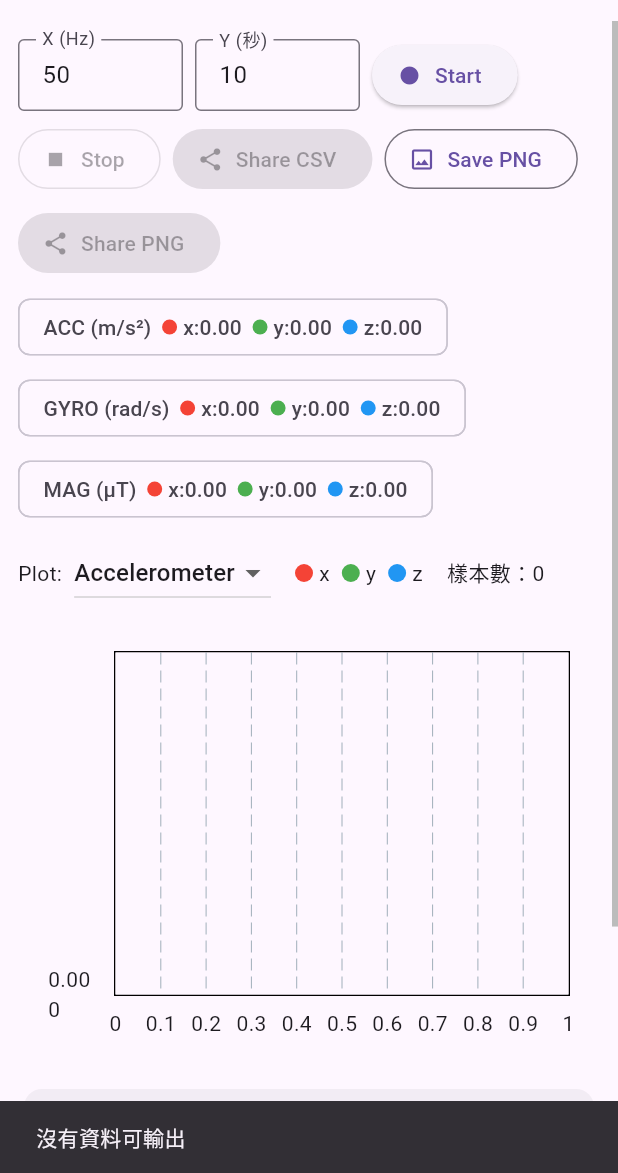
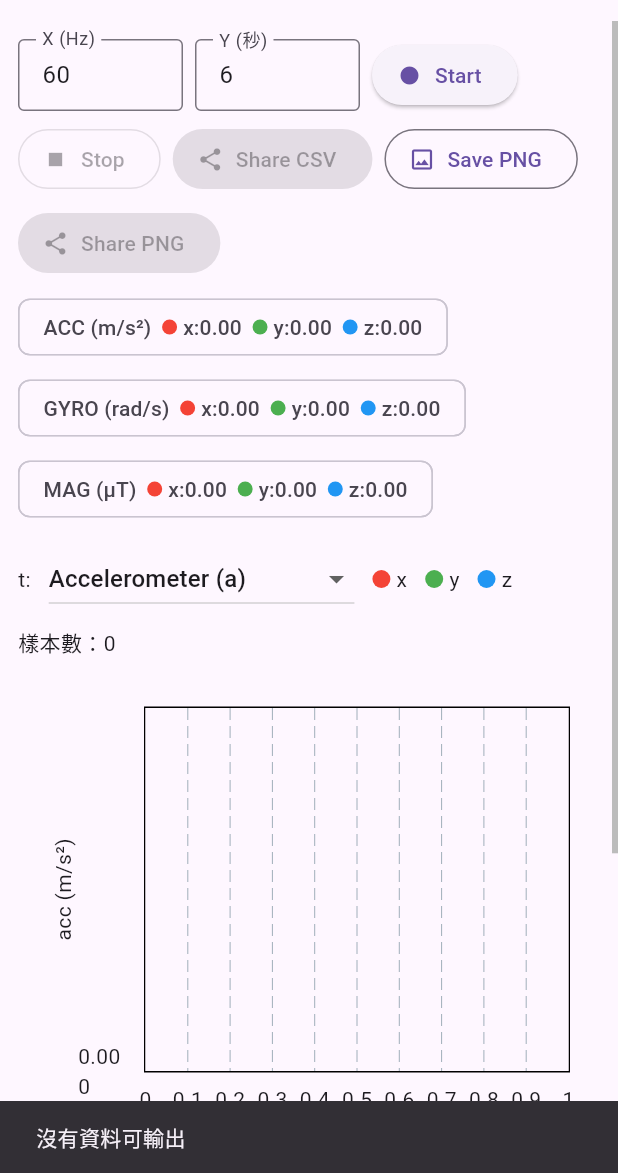
Before and after one commit to yuxuanjian/sports-lab1-imu-app, a Flutter app: the screen it shows after launch, after a tap on "Save PNG", on a phone screen of 412 x 824 dp, the part 63-1236 px from its top. Run offline on Flutter 3.47's test engine with Material 3 defaults, Android fonts, the phone set to English and light mode, and no system bars; drawn by our look-alikes of fl_chart; our stand-ins replace sensors_plus, share_plus.

Commit message:
add x-t&v-t&rad graph

```diff
--- a/lib/main.dart
+++ b/lib/main.dart
@@ -1,6 +1,5 @@
 import 'dart:async';
 import 'dart:io';
-
 import 'package:flutter/material.dart';
 import 'package:flutter/rendering.dart';
 import 'package:path_provider/path_provider.dart';
@@ -22,13 +21,21 @@ class MyApp extends StatelessWidget {
   }
 }
 
-enum SensorKind { accelerometer, gyroscope, magnetometer }
+enum SensorKind {
+  accelerometer,   // 原始加速度
+  gyroscope,       // 原始角速度
+  magnetometer,    // 原始磁力
+  velocity,        // 由加速度積分 -> 速度
+  displacement,    // 由加速度兩次積分 -> 位移
+  orientation,     // 由角速度積分 -> 角度(rad)
+}
 
 // 統一三軸顏色：x=紅、y=綠、z=藍
 const _xColor = Colors.red;
 const _yColor = Colors.green;
 const _zColor = Colors.blue;
 
+/// 感測資料樣本（原始九軸）
 class Sample {
   final double t; // seconds since start
   final double ax, ay, az, gx, gy, gz, mx, my, mz;
@@ -46,12 +53,7 @@ class Sample {
   });
 }
 
-class SensorRecorderPage extends StatefulWidget {
-  const SensorRecorderPage({super.key});
-  @override
-  State<SensorRecorderPage> createState() => _SensorRecorderPageState();
-}
-
+// -------- PNG 解析度選單 --------
 enum _ResPreset { hd, fhd, qhd, uhd4k, square2k, custom }
 
 _ResPreset _preset = _ResPreset.fhd; // 預設 1920x1080
@@ -62,7 +64,6 @@ Size _currentPngSize() {
   if (_preset == _ResPreset.custom) {
     final w = int.tryParse(_wCtrl.text.trim()) ?? 1600;
     final h = int.tryParse(_hCtrl.text.trim()) ?? 900;
-    // 避免太小或太大佔記憶體
     final cw = w.clamp(320, 8192);
     final ch = h.clamp(240, 8192);
     return Size(cw.toDouble(), ch.toDouble());
@@ -77,15 +78,23 @@ Size _currentPngSize() {
   }
 }
 
+class SensorRecorderPage extends StatefulWidget {
+  const SensorRecorderPage({super.key});
+  @override
+  State<SensorRecorderPage> createState() => _SensorRecorderPageState();
+}
+
 class _SensorRecorderPageState extends State<SensorRecorderPage>
     with WidgetsBindingObserver {
   // ===== UI 控制 =====
-  final _hzCtrl = TextEditingController(text: '50'); // 取樣率 X Hz
-  final _secCtrl = TextEditingController(text: '10'); // 錄製秒數 Y s
+  final _hzCtrl = TextEditingController(text: '60'); // 取樣率 X Hz
+  final _secCtrl = TextEditingController(text: '6'); // 錄製秒數 Y s
   final ScrollController _verticalScrollCtrl = ScrollController();
   bool _isRecording = false;
+
   SensorKind _chartKind = SensorKind.accelerometer;
-  final _chartKey = GlobalKey();       // 用來抓取圖表區域
+
+  final _chartKey = GlobalKey();       // 用來抓取圖表區域（離屏畫圖不需它，但保留）
   String? _lastPngPath;                // 最近一次存的 PNG
 
   // ===== 感測器最新值（由 stream 更新；Timer 每 tick 讀一次寫入 buffer）=====
@@ -138,7 +147,6 @@ class _SensorRecorderPageState extends State<SensorRecorderPage>
 
   @override
   void didChangeAppLifecycleState(AppLifecycleState state) {
-    // 省電：背景時暫停，回前景恢復
     if (state == AppLifecycleState.paused) {
       _accSub?.pause(); _gyroSub?.pause(); _magSub?.pause();
     } else if (state == AppLifecycleState.resumed) {
@@ -186,53 +194,75 @@ class _SensorRecorderPageState extends State<SensorRecorderPage>
     }
   }
 
-  // 圖像存檔功能
-  // 放在檔案最上方已經有：import 'dart:ui' as ui;
-  // 進行重繪
+  // ======== 數值積分（raw，不扣 bias/不去重力） ========
+
+  // 一次積分：a→v 或 ω→θ（梯形法 + 起始段 t0 校正）
+  List<Offset> _integrateOnce(List<Sample> buf, double Function(Sample) pick) {
+    final result = <Offset>[];
+    if (buf.isEmpty) return result;
+
+    final t0 = buf.first.t;
+    final a0 = pick(buf.first);
+    final v0 = a0 * t0; // 用第一筆外推回 t=0 的起始段
+    double prevVal = a0;
+    double prevT = buf.first.t;
+    double integ = v0;
+
+    result.add(Offset(buf.first.t, integ));
+    for (int i = 1; i < buf.length; i++) {
+      final v = pick(buf[i]);
+      final t = buf[i].t;
+      final dt = (t - prevT);
+      // 梯形積分
+      integ += 0.5 * (v + prevVal) * dt;
+      result.add(Offset(t, integ));
+      prevVal = v;
+      prevT = t;
+    }
+    return result;
+  }
+
+  // 兩次積分：a→v→x（再做一次梯形法；含起始段近似）
+  List<Offset> _integrateTwice(List<Sample> buf, double Function(Sample) pick) {
+    if (buf.isEmpty) return <Offset>[];
+    final vel = _integrateOnce(buf, pick); // 第一次：a→v
+
+    final result = <Offset>[];
+    final t0 = buf.first.t;
+    final v0 = vel.first.dy;
+    final x0 = 0.5 * v0 * t0; // 起始段近似
+    double prevV = vel.first.dy;
+    double prevT = vel.first.dx;
+    double integ = x0;
+
+    result.add(Offset(vel.first.dx, integ));
+    for (int i = 1; i < vel.length; i++) {
+      final v = vel[i].dy;
+      final t = vel[i].dx;
+      final dt = (t - prevT);
+      integ += 0.5 * (v + prevV) * dt;
+      result.add(Offset(t, integ));
+      prevV = v;
+      prevT = t;
+    }
+    return result;
+  }
+
+  // ====== 圖像存檔（離屏） ======
   Future<void> _saveChartPngOffscreen() async {
     try {
-      // 1) 準備要畫的資料（三條：x/y/z，依你選的 _chartKind）
-      List<Offset> _toSeries(List<Sample> buf, double Function(Sample) pick) =>
-          buf.map((s) => Offset(s.t, pick(s))).toList();
+      if (_buf.isEmpty) { _snack('沒有資料可輸出'); return; }
 
-      late final List<Offset> sx, sy, sz;
-      if (_buf.isEmpty) {
-        _snack('沒有資料可輸出');
-        return;
-      }
-      switch (_chartKind) {
-        case SensorKind.accelerometer:
-          sx = _toSeries(_buf, (s) => s.ax);
-          sy = _toSeries(_buf, (s) => s.ay);
-          sz = _toSeries(_buf, (s) => s.az);
-          break;
-        case SensorKind.gyroscope:
-          sx = _toSeries(_buf, (s) => s.gx);
-          sy = _toSeries(_buf, (s) => s.gy);
-          sz = _toSeries(_buf, (s) => s.gz);
-          break;
-        case SensorKind.magnetometer:
-          sx = _toSeries(_buf, (s) => s.mx);
-          sy = _toSeries(_buf, (s) => s.my);
-          sz = _toSeries(_buf, (s) => s.mz);
-          break;
-      }
-
-      // 2) 畫到離屏畫布（可調整輸出尺寸）
+      final build = _buildOffsetSeriesForKind(_chartKind);
       final ui.Image img = await _renderLinesToImage(
-        series: [sx, sy, sz],
+        series: [build.$1, build.$2, build.$3],
         colors: const [_xColor, _yColor, _zColor],
-        size: _currentPngSize(),                 // ← 用使用者選的解析度
+        size: _currentPngSize(),
         bgColor: Theme.of(context).colorScheme.surface,
         xLabel: 't (sec)',
-        yLabel: _chartKind == SensorKind.accelerometer
-            ? 'acc (m/s²)'
-            : _chartKind == SensorKind.gyroscope
-                ? 'gyro (rad/s)'
-                : 'mag (µT)',
+        yLabel: build.$4,
       );
 
-      // 3) 存檔
       final byteData = await img.toByteData(format: ui.ImageByteFormat.png);
       final bytes = byteData!.buffer.asUint8List();
       final dir = await getApplicationDocumentsDirectory();
@@ -261,13 +291,11 @@ class _SensorRecorderPageState extends State<SensorRecorderPage>
     final paintBg = Paint()..color = bgColor;
     canvas.drawRect(Offset.zero & size, paintBg);
 
-    // 內距：給座標軸/標籤空間
     const double leftPad = 80, rightPad = 24, topPad = 24, bottomPad = 60;
     final chartRect = Rect.fromLTWH(
       leftPad, topPad, size.width - leftPad - rightPad, size.height - topPad - bottomPad,
     );
 
-    // 計算數值範圍（x 為時間、y 依各 series）
     double minX = double.infinity, maxX = -double.infinity;
     double minY = double.infinity, maxY = -double.infinity;
     for (final s in series) {
@@ -278,10 +306,9 @@ class _SensorRecorderPageState extends State<SensorRecorderPage>
         if (p.dy > maxY) maxY = p.dy;
       }
     }
-    if (minX == maxX) { minX -= 0.5; maxX += 0.5; } // 避免除以零
+    if (minX == maxX) { minX -= 0.5; maxX += 0.5; }
     if (minY == maxY) { minY -= 0.5; maxY += 0.5; }
 
-    // 給 5% padding，看起來不會貼邊
     final xPad = (maxX - minX) * 0.05;
     final yPad = (maxY - minY) * 0.1;
     minX -= xPad; maxX += xPad;
@@ -292,14 +319,12 @@ class _SensorRecorderPageState extends State<SensorRecorderPage>
     double mapY(double y) => chartRect.bottom -
         (y - minY) / (maxY - minY) * chartRect.height;
 
-    // 畫網格與座標軸
     final gridPaint = Paint()
       ..color = Colors.grey.withValues(alpha: 0.35)
       ..strokeWidth = 1;
     const int xTicks = 6, yTicks = 5;
     final textPainter = TextPainter(textDirection: TextDirection.ltr);
 
-    // 垂直網格 + x tick
     for (int i = 0; i <= xTicks; i++) {
       final t = minX + (maxX - minX) * (i / xTicks);
       final x = mapX(t);
@@ -313,13 +338,11 @@ class _SensorRecorderPageState extends State<SensorRecorderPage>
       );
     }
 
-    // 水平網格 + y tick
     for (int i = 0; i <= yTicks; i++) {
       final v = minY + (maxY - minY) * (i / yTicks);
       final y = mapY(v);
       canvas.drawLine(Offset(chartRect.left, y), Offset(chartRect.right, y), gridPaint);
       final label = v.toStringAsFixed(2);
-      textPainter.text = const TextSpan(style: TextStyle(fontSize: 12, color: Colors.grey));
       textPainter.text = TextSpan(style: const TextStyle(fontSize: 12, color: Colors.grey), text: label);
       textPainter.layout();
       textPainter.paint(
@@ -328,14 +351,12 @@ class _SensorRecorderPageState extends State<SensorRecorderPage>
       );
     }
 
-    // 外框
     final borderPaint = Paint()
       ..color = Colors.grey.withValues(alpha: 0.8)
       ..style = PaintingStyle.stroke
       ..strokeWidth = 1.2;
     canvas.drawRect(chartRect, borderPaint);
 
-    // 畫三條線
     for (int k = 0; k < series.length; k++) {
       final s = series[k];
       if (s.isEmpty) continue;
@@ -343,11 +364,8 @@ class _SensorRecorderPageState extends State<SensorRecorderPage>
       for (int i = 0; i < s.length; i++) {
         final dx = mapX(s[i].dx);
         final dy = mapY(s[i].dy);
-        if (i == 0) {
-          path.moveTo(dx, dy);
-        } else {
-          path.lineTo(dx, dy);
-        }
+        if (i == 0) path.moveTo(dx, dy);
+        else path.lineTo(dx, dy);
       }
       final p = Paint()
         ..color = colors[k]
@@ -357,7 +375,6 @@ class _SensorRecorderPageState extends State<SensorRecorderPage>
       canvas.drawPath(path, p);
     }
 
-    // 標籤（x/y）
     if (xLabel != null) {
       textPainter.text = TextSpan(style: const TextStyle(fontSize: 13, color: Colors.grey), text: xLabel);
       textPainter.layout();
@@ -380,7 +397,6 @@ class _SensorRecorderPageState extends State<SensorRecorderPage>
     return picture.toImage(size.width.toInt(), size.height.toInt());
   }
 
-
   // 分享圖像
   void _shareImage() {
     final p = _lastPngPath;
@@ -396,21 +412,138 @@ class _SensorRecorderPageState extends State<SensorRecorderPage>
     );
   }
 
+  // ======== 圖表資料建構 ========
+  // 取得 Offset series（給離屏與 on-screen 共用）
+  // 回傳：(sx, sy, sz, yLabel)
+  (List<Offset>, List<Offset>, List<Offset>, String) _buildOffsetSeriesForKind(
+      SensorKind kind) {
+    List<Offset> sx = [], sy = [], sz = [];
+    String yLabel = '';
+
+    switch (kind) {
+      case SensorKind.accelerometer:
+        for (final s in _buf) {
+          sx.add(Offset(s.t, s.ax));
+          sy.add(Offset(s.t, s.ay));
+          sz.add(Offset(s.t, s.az));
+        }
+        yLabel = 'acc (m/s²)';
+        break;
+
+      case SensorKind.gyroscope:
+        for (final s in _buf) {
+          sx.add(Offset(s.t, s.gx));
+          sy.add(Offset(s.t, s.gy));
+          sz.add(Offset(s.t, s.gz));
+        }
+        yLabel = 'gyro (rad/s)';
+        break;
+
+      case SensorKind.magnetometer:
+        for (final s in _buf) {
+          sx.add(Offset(s.t, s.mx));
+          sy.add(Offset(s.t, s.my));
+          sz.add(Offset(s.t, s.mz));
+        }
+        yLabel = 'mag (µT)';
+        break;
+
+      case SensorKind.velocity: {
+        // acc → vel（raw，不扣 bias）
+        sx = _integrateOnce(_buf, (s) => s.ax);
+        sy = _integrateOnce(_buf, (s) => s.ay);
+        sz = _integrateOnce(_buf, (s) => s.az);
+        yLabel = 'velocity (m/s)';
+      } break;
+
+      case SensorKind.displacement: {
+        // acc → vel → pos（raw，不扣 bias）
+        sx = _integrateTwice(_buf, (s) => s.ax);
+        sy = _integrateTwice(_buf, (s) => s.ay);
+        sz = _integrateTwice(_buf, (s) => s.az);
+        yLabel = 'displacement (m)';
+      } break;
+
+      case SensorKind.orientation: {
+        // gyro → angle (rad)（raw，不扣 bias）
+        sx = _integrateOnce(_buf, (s) => s.gx);
+        sy = _integrateOnce(_buf, (s) => s.gy);
+        sz = _integrateOnce(_buf, (s) => s.gz);
+        yLabel = 'angle (rad)';
+      } break;
+    }
+    return (sx, sy, sz, yLabel);
+  }
+
+  // 把三條 Offset series 轉成 fl_chart 的資料
+  List<LineChartBarData> _barsFromOffsets(
+    List<Offset> sx, List<Offset> sy, List<Offset> sz,
+  ) {
+    LineChartBarData _l(List<Offset> pts, Color c) => LineChartBarData(
+          spots: pts.map((p) => FlSpot(p.dx, p.dy)).toList(),
+          isCurved: false,
+          dotData: const FlDotData(show: false),
+          barWidth: 2,
+          color: c,
+        );
+    return [_l(sx, _xColor), _l(sy, _yColor), _l(sz, _zColor)];
+  }
+
+  // ======== 匯出 CSV（含 v-t、x-t、rad） ========
   Future<void> _saveCsv() async {
+    if (_buf.isEmpty) {
+      _snack('沒有資料可儲存');
+      return;
+    }
+
+    // 先把三組積分算好（全部 raw，不扣 bias）
+    final vX = _integrateOnce(_buf, (s) => s.ax); // m/s
+    final vY = _integrateOnce(_buf, (s) => s.ay);
+    final vZ = _integrateOnce(_buf, (s) => s.az);
+
+    final pX = _integrateTwice(_buf, (s) => s.ax); // m
+    final pY = _integrateTwice(_buf, (s) => s.ay);
+    final pZ = _integrateTwice(_buf, (s) => s.az);
+
+    final rX = _integrateOnce(_buf, (s) => s.gx); // rad
+    final rY = _integrateOnce(_buf, (s) => s.gy);
+    final rZ = _integrateOnce(_buf, (s) => s.gz);
+
     final dir = await getApplicationDocumentsDirectory();
-    final fname =
-        'imu_${DateTime.now().toIso8601String().replaceAll(":", "-")}.csv';
+    final fname = 'imu_${DateTime.now().toIso8601String().replaceAll(":", "-")}.csv';
     final file = File('${dir.path}/$fname');
 
     final sb = StringBuffer();
-    sb.writeln('t_sec,acc_x,acc_y,acc_z,gyro_x,gyro_y,gyro_z,mag_x,mag_y,mag_z');
-    for (final s in _buf) {
-      sb.writeln(
-          '${s.t.toStringAsFixed(3)},'
-          '${s.ax.toStringAsFixed(6)},${s.ay.toStringAsFixed(6)},${s.az.toStringAsFixed(6)},'
-          '${s.gx.toStringAsFixed(6)},${s.gy.toStringAsFixed(6)},${s.gz.toStringAsFixed(6)},'
-          '${s.mx.toStringAsFixed(6)},${s.my.toStringAsFixed(6)},${s.mz.toStringAsFixed(6)}');
+    // 標頭：時間 + 原始九軸 + 速度三軸 + 位移三軸 + 角度三軸
+    sb.writeln([
+      't_sec',
+      'acc_x','acc_y','acc_z',
+      'gyro_x','gyro_y','gyro_z',
+      'mag_x','mag_y','mag_z',
+      'vel_x','vel_y','vel_z',      // v-t
+      'disp_x','disp_y','disp_z',   // x-t
+      'rad_x','rad_y','rad_z',      // angle(rad)
+    ].join(','));
+
+    final n = _buf.length;
+    for (int i = 0; i < n; i++) {
+      final s = _buf[i];
+
+      final vx = vX[i].dy, vy = vY[i].dy, vz = vZ[i].dy;
+      final px = pX[i].dy, py = pY[i].dy, pz = pZ[i].dy;
+      final rx = rX[i].dy, ry = rY[i].dy, rz = rZ[i].dy;
+
+      sb.writeln([
+        s.t.toStringAsFixed(3),
+        s.ax.toStringAsFixed(6), s.ay.toStringAsFixed(6), s.az.toStringAsFixed(6),
+        s.gx.toStringAsFixed(6), s.gy.toStringAsFixed(6), s.gz.toStringAsFixed(6),
+        s.mx.toStringAsFixed(6), s.my.toStringAsFixed(6), s.mz.toStringAsFixed(6),
+        vx.toStringAsFixed(6), vy.toStringAsFixed(6), vz.toStringAsFixed(6),
+        px.toStringAsFixed(6), py.toStringAsFixed(6), pz.toStringAsFixed(6),
+        rx.toStringAsFixed(6), ry.toStringAsFixed(6), rz.toStringAsFixed(6),
+      ].join(','));
     }
+
     await file.writeAsString(sb.toString());
     setState(() { _lastCsvPath = file.path; });
     _snack('CSV 已儲存：$fname');
@@ -430,30 +563,6 @@ class _SensorRecorderPageState extends State<SensorRecorderPage>
   void _snack(String msg) =>
       ScaffoldMessenger.of(context).showSnackBar(SnackBar(content: Text(msg)));
 
-  // ===== 繪圖資料轉換 =====
-  List<LineChartBarData> _buildSeries() {
-
-    List<FlSpot> sx = [], sy = [], sz = [];
-    for (final s in _buf) {
-      switch (_chartKind) {
-        case SensorKind.accelerometer:
-          sx.add(FlSpot(s.t, s.ax)); sy.add(FlSpot(s.t, s.ay)); sz.add(FlSpot(s.t, s.az)); break;
-        case SensorKind.gyroscope:
-          sx.add(FlSpot(s.t, s.gx)); sy.add(FlSpot(s.t, s.gy)); sz.add(FlSpot(s.t, s.gz)); break;
-        case SensorKind.magnetometer:
-          sx.add(FlSpot(s.t, s.mx)); sy.add(FlSpot(s.t, s.my)); sz.add(FlSpot(s.t, s.mz)); break;
-      }
-    }
-    LineChartBarData _l(List<FlSpot> pts, Color c) => LineChartBarData(
-      spots: pts,
-      isCurved: false,
-      dotData: const FlDotData(show: false),
-      barWidth: 2,
-      color: c,
-    );
-    return [_l(sx, _xColor), _l(sy, _yColor), _l(sz, _zColor)];
-  }
-
   @override
   Widget build(BuildContext context) {
     final latest = [
@@ -462,7 +571,8 @@ class _SensorRecorderPageState extends State<SensorRecorderPage>
       ('MAG (µT)', _mx, _my, _mz),
     ];
 
-    // ------------------- Scaffold.body -------------------
+    final built = _buildOffsetSeriesForKind(_chartKind); // for chart & labels
+
     return Scaffold(
       appBar: AppBar(title: const Text('IMU Recorder')),
       body: LayoutBuilder(
@@ -546,47 +656,40 @@ class _SensorRecorderPageState extends State<SensorRecorderPage>
                     const SizedBox(height: 8),
 
                     // ===== 3. 圖表選擇器 + 圖例 =====
-                    SingleChildScrollView(
-                      scrollDirection: Axis.horizontal,
-                      child: ConstrainedBox(
-                        constraints: BoxConstraints(
-                          minWidth: viewportWidth,
-                          maxWidth: viewportWidth,
-                        ),
-                        child: Row(
+                    Padding(
+                      padding: const EdgeInsets.symmetric(vertical: 4),
+                      child: Wrap(
+                        spacing: 12,
+                        runSpacing: 8,
+                        crossAxisAlignment: WrapCrossAlignment.center,
                         children: [
-                            const Text('Plot:'),
-                            const SizedBox(width: 8),
+                          const Text('t:'),
                           DropdownButton<SensorKind>(
                             value: _chartKind,
                             items: const [
-                                DropdownMenuItem(value: SensorKind.accelerometer, child: Text('Accelerometer')),
-                                DropdownMenuItem(value: SensorKind.gyroscope, child: Text('Gyroscope')),
-                                DropdownMenuItem(value: SensorKind.magnetometer, child: Text('Magnetometer')),
+                              DropdownMenuItem(value: SensorKind.accelerometer, child: Text('Accelerometer (a)')),
+                              DropdownMenuItem(value: SensorKind.velocity, child: Text('Velocity (m/s)(∫a dt)')),
+                              DropdownMenuItem(value: SensorKind.displacement, child: Text('Displacement(m)(∫∫a dt²)')),
+                              DropdownMenuItem(value: SensorKind.gyroscope, child: Text('Gyroscope (ω)')),
+                              DropdownMenuItem(value: SensorKind.orientation, child: Text('Angle (rad)(∫ω dt)')),
+                              DropdownMenuItem(value: SensorKind.magnetometer, child: Text('Magnetometer (B)')),
                             ],
                             onChanged: (v) => setState(() => _chartKind = v!),
                           ),
-                            const SizedBox(width: 16),
-                            Row(children: const [
-                              _Legend(color: _xColor, text: 'x'),
-                              SizedBox(width: 8),
-                              _Legend(color: _yColor, text: 'y'),
-                              SizedBox(width: 8),
-                              _Legend(color: _zColor, text: 'z'),
-                            ]),
-                            const SizedBox(width: 16),
+                          const _Legend(color: _xColor, text: 'x'),
+                          const _Legend(color: _yColor, text: 'y'),
+                          const _Legend(color: _zColor, text: 'z'),
                           Text('樣本數：${_buf.length}'),
                         ],
-                        ),
                       ),
                     ),
 
                     const SizedBox(height: 8),
 
-                    // ===== 4. 折線圖 =====
+                    // ===== 4. 折線圖（y 軸動態單位） =====
                     SizedBox(
                       width: viewportWidth,
-                      height: 300,
+                      height: 350,
                       child: RepaintBoundary(
                         key: _chartKey,
                         child: Padding(
@@ -602,13 +705,34 @@ class _SensorRecorderPageState extends State<SensorRecorderPage>
                                 backgroundColor: Theme.of(context).colorScheme.surface,
                                 minX: 0,
                                 maxX: _buf.isEmpty ? 1 : _buf.last.t,
-                                titlesData: const FlTitlesData(
-                                  rightTitles: AxisTitles(sideTitles: SideTitles(showTitles: false)),
-                                  topTitles: AxisTitles(sideTitles: SideTitles(showTitles: false)),
+                                titlesData: FlTitlesData(
+                                  rightTitles: const AxisTitles(
+                                    sideTitles: SideTitles(showTitles: false),
+                                  ),
+                                  topTitles: const AxisTitles(
+                                    sideTitles: SideTitles(showTitles: false),
+                                  ),
+                                  bottomTitles: const AxisTitles(
+                                    axisNameWidget: const Text('t (sec)'),
+                                    axisNameSize: 22,           // ← 軸名區加大
+                                    sideTitles: SideTitles(
+                                      showTitles: true,
+                                      reservedSize: 44,
+                                    ),
+                                  ),
+                                  leftTitles: AxisTitles(
+                                    axisNameWidget: Text(built.$4), // 動態單位
+                                    axisNameSize: 20,
+                                    sideTitles: const SideTitles(
+                                      showTitles: true,
+                                      reservedSize: 44,
+                                    ),
+                                  ),
                                 ),
                                 gridData: const FlGridData(drawVerticalLine: true),
                                 borderData: FlBorderData(show: true),
-                                lineBarsData: _buildSeries(),
+                                lineBarsData:
+                                    _barsFromOffsets(built.$1, built.$2, built.$3),
                               ),
                             ),
                           ),
@@ -618,19 +742,16 @@ class _SensorRecorderPageState extends State<SensorRecorderPage>
 
                     if (_lastCsvPath != null) ...[
                       const SizedBox(height: 6),
-                      SingleChildScrollView(
-                        scrollDirection: Axis.horizontal,
-                        child: ConstrainedBox(
-                          constraints: BoxConstraints(
-                            minWidth: viewportWidth,
-                            maxWidth: viewportWidth,
-                          ),
-                          child: Row(
+                      // 讓路徑在可視範圍內橫向捲動，避免 RenderFlex overflow
+                      Row(
                         children: [
                           Expanded(
+                            child: SingleChildScrollView(
+                              scrollDirection: Axis.horizontal,
                               child: Text(
                                 '已儲存：$_lastCsvPath',
                                 style: Theme.of(context).textTheme.bodySmall,
+                              ),
                             ),
                           ),
                           const SizedBox(width: 8),
@@ -641,14 +762,12 @@ class _SensorRecorderPageState extends State<SensorRecorderPage>
                           ),
                         ],
                       ),
-                        ),
-                      ),
                     ],
 
                     const SizedBox(height: 8),
 
                     // ===== 5. 動作提示卡 =====
-                    _HintCard(),
+                    const _HintCard(),
                   ],
                 ),
               ),
@@ -660,7 +779,7 @@ class _SensorRecorderPageState extends State<SensorRecorderPage>
   }
 }
 
-// 簡易數字輸入框
+// ========= 小元件 =========
 class _NumBox extends StatelessWidget {
   final TextEditingController controller;
   final String label;
@@ -683,12 +802,10 @@ class _NumBox extends StatelessWidget {
   }
 }
 
-// 彩色圖例點
 class _Legend extends StatelessWidget {
   final Color color;
   final String text;
   const _Legend({required this.color, required this.text});
-
   @override
   Widget build(BuildContext context) {
     return Row(
@@ -718,7 +835,6 @@ class _LegendDot extends StatelessWidget {
   }
 }
 
-// 動作提示卡（方形路徑／翻轉）
 class _HintCard extends StatelessWidget {
   const _HintCard();
   @override
@@ -740,14 +856,12 @@ class _HintCard extends StatelessWidget {
             const SizedBox(height: 6),
             Text('① 方形路徑（順時針）', style: style?.copyWith(fontWeight: FontWeight.w600)),
             const SizedBox(height: 2),
-            Text('‧ 模擬器：More(…)> Virtual sensors > Move，拖曳 X/Y 滑桿畫出順時針方形路徑。',
-                style: style),
+            Text('‧ 模擬器：More(…)> Virtual sensors > Move，拖曳 X/Y 滑桿畫出順時針方形路徑。', style: style),
             Text('‧ 實機：手機平放於桌面，沿桌面畫一個順時針方形移動。', style: style),
             const SizedBox(height: 8),
             Text('② 沿 Y 軸逆時針翻轉', style: style?.copyWith(fontWeight: FontWeight.w600)),
             const SizedBox(height: 2),
-            Text('‧ 模擬器：More(…)> Virtual sensors > Device Pose/Rotate，調整對應 Y 軸的旋轉控制，做逆時針翻轉。',
-                style: style),
+            Text('‧ 模擬器：More(…)> Device Pose/Rotate，調整對應 Y 軸的旋轉控制，做逆時針翻轉。', style: style),
             Text('‧ 實機：手持手機，沿左右邊緣連線的軸做逆時針旋轉。', style: style),
           ],
         ),
```
Lines whose indentation alone changed are shown as unchanged.
